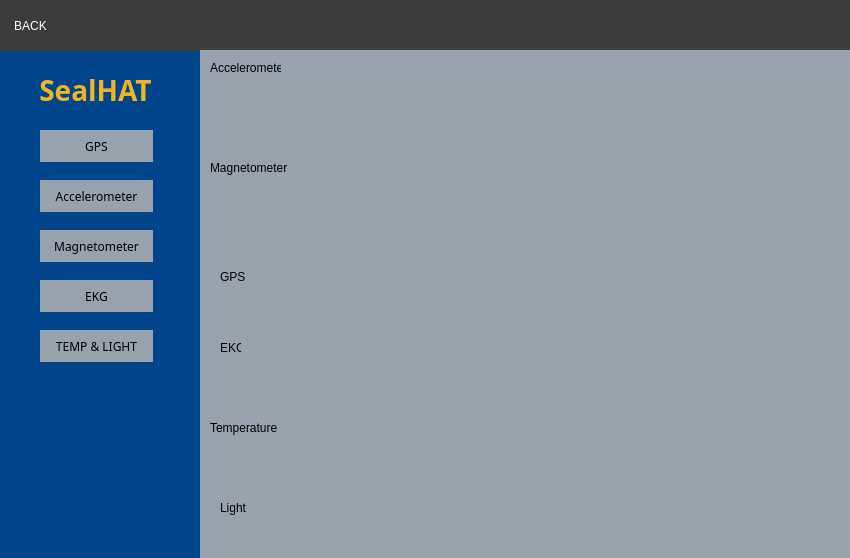
Above: SealHAT_GUI_App/maindialog.ui from SealHAT/GUI_Application before the change. Below: the same form after it.
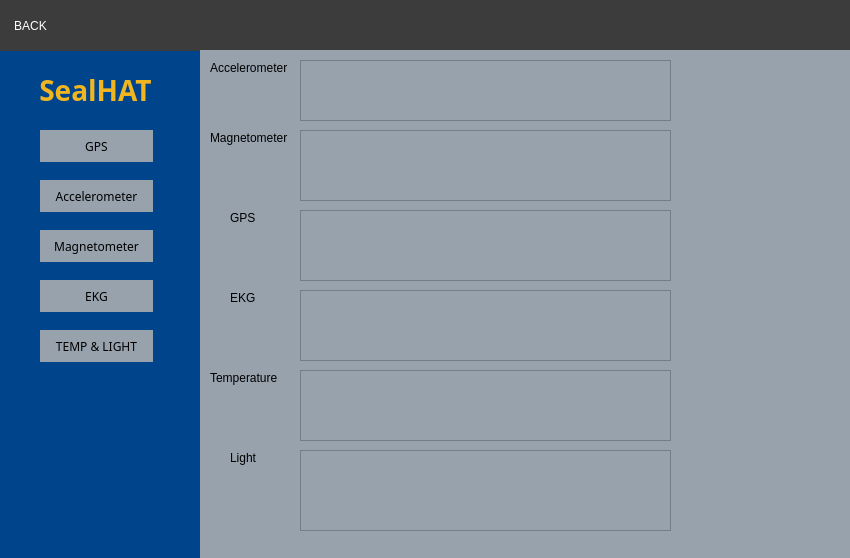
That is the form after the change. The open tabs and pages were chosen to show the change. Icons and pictures are not drawn.

Diff of the .ui file:
```diff
--- a/SealHAT_GUI_App/maindialog.ui
+++ b/SealHAT_GUI_App/maindialog.ui
@@ -6347,7 +6347,7 @@
         <rect>
          <x>10</x>
          <y>10</y>
-         <width>71</width>
+         <width>91</width>
          <height>16</height>
         </rect>
        </property>
@@ -6359,8 +6359,8 @@
        <property name="geometry">
         <rect>
          <x>10</x>
-         <y>110</y>
-         <width>81</width>
+         <y>80</y>
+         <width>91</width>
          <height>16</height>
         </rect>
        </property>
@@ -6371,10 +6371,10 @@
       <widget class="QLabel" name="label_178">
        <property name="geometry">
         <rect>
-         <x>20</x>
-         <y>220</y>
+         <x>30</x>
+         <y>160</y>
          <width>47</width>
-         <height>13</height>
+         <height>16</height>
         </rect>
        </property>
        <property name="text">
@@ -6384,9 +6384,9 @@
       <widget class="QLabel" name="label_182">
        <property name="geometry">
         <rect>
-         <x>20</x>
-         <y>290</y>
-         <width>21</width>
+         <x>30</x>
+         <y>240</y>
+         <width>31</width>
          <height>16</height>
         </rect>
        </property>
@@ -6398,8 +6398,8 @@
        <property name="geometry">
         <rect>
          <x>10</x>
-         <y>370</y>
-         <width>71</width>
+         <y>320</y>
+         <width>81</width>
          <height>16</height>
         </rect>
        </property>
@@ -6410,8 +6410,8 @@
       <widget class="QLabel" name="label_184">
        <property name="geometry">
         <rect>
-         <x>20</x>
-         <y>450</y>
+         <x>30</x>
+         <y>400</y>
          <width>41</width>
          <height>16</height>
         </rect>
@@ -6420,6 +6420,66 @@
         <string>Light</string>
        </property>
       </widget>
+      <widget class="QTableWidget" name="xcel_streamTable">
+       <property name="geometry">
+        <rect>
+         <x>100</x>
+         <y>10</y>
+         <width>371</width>
+         <height>61</height>
+        </rect>
+       </property>
+      </widget>
+      <widget class="QTableWidget" name="xcel_streamTable_2">
+       <property name="geometry">
+        <rect>
+         <x>100</x>
+         <y>80</y>
+         <width>371</width>
+         <height>71</height>
+        </rect>
+       </property>
+      </widget>
+      <widget class="QTableWidget" name="xcel_streamTable_6">
+       <property name="geometry">
+        <rect>
+         <x>100</x>
+         <y>400</y>
+         <width>371</width>
+         <height>81</height>
+        </rect>
+       </property>
+      </widget>
+      <widget class="QTableWidget" name="xcel_streamTable_3">
+       <property name="geometry">
+        <rect>
+         <x>100</x>
+         <y>160</y>
+         <width>371</width>
+         <height>71</height>
+        </rect>
+       </property>
+      </widget>
+      <widget class="QTableWidget" name="xcel_streamTable_4">
+       <property name="geometry">
+        <rect>
+         <x>100</x>
+         <y>240</y>
+         <width>371</width>
+         <height>71</height>
+        </rect>
+       </property>
+      </widget>
+      <widget class="QTableWidget" name="xcel_streamTable_5">
+       <property name="geometry">
+        <rect>
+         <x>100</x>
+         <y>320</y>
+         <width>371</width>
+         <height>71</height>
+        </rect>
+       </property>
+      </widget>
      </widget>
      <widget class="QWidget" name="page_2"/>
     </widget>
```
